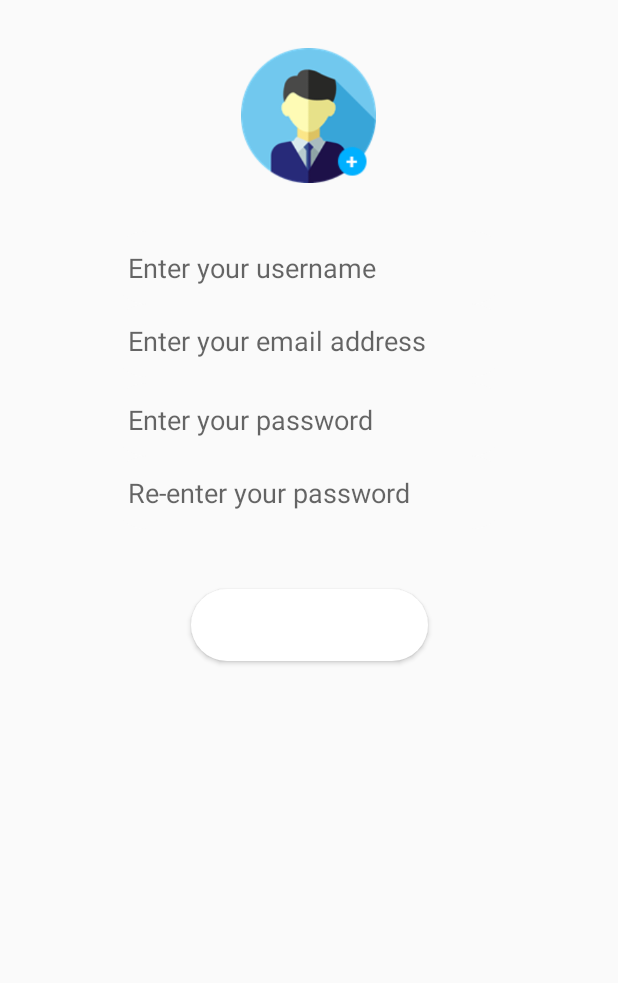
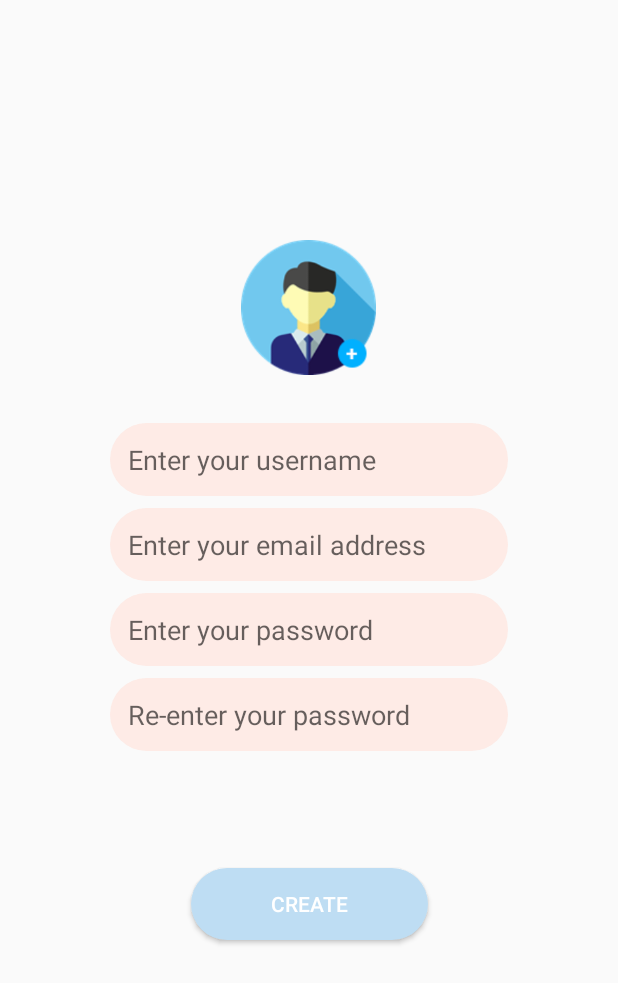
Before and after one commit to ITECInnovation/Fetcipefinal, an Android app: the layout activity_register.xml on its own in the app's theme, with its tools: preview values and no code run, on a phone screen of 412 x 824 dp. Shown: the top 983 px of the screen. Run offline under Robolectric (Android 15) with nearby library versions, the phone set to English and light mode, and no system bars.

Commit message:
change register to launching activity

```diff
--- a/app/src/main/AndroidManifest.xml
+++ b/app/src/main/AndroidManifest.xml
@@ -12,7 +12,7 @@
         android:supportsRtl="true"
         android:theme="@style/AppTheme"
         android:networkSecurityConfig="@xml/network_security_config">
-        <activity android:name="com.group3oop.fetcipe.RecipeListActivity">
+        <activity android:name="com.group3oop.fetcipe.RegisterActivity">
             <intent-filter>
                 <action android:name="android.intent.action.MAIN" />
 
--- a/app/src/main/res/drawable/reg_btn_style.xml
+++ b/app/src/main/res/drawable/reg_btn_style.xml
@@ -1,7 +1,5 @@
 <?xml version="1.0" encoding="utf-8"?>
 <shape xmlns:android="http://schemas.android.com/apk/res/android">
-
-    <solid android:color="@color/colorPrimary" />
+    <solid android:color="#beddf3" />
     <corners android:radius="32dp" />
-
 </shape>
--- a/app/src/main/res/drawable/reg_edittext_style.xml
+++ b/app/src/main/res/drawable/reg_edittext_style.xml
@@ -1,7 +1,7 @@
 <?xml version="1.0" encoding="utf-8"?>
 <shape xmlns:android="http://schemas.android.com/apk/res/android">
 
-    <solid android:color="#fafafa" />
+    <solid android:color="#feebe6" />
     <corners android:radius="32dp" />
     <padding
         android:bottom="12dp"
--- a/app/src/main/res/layout/activity_register.xml
+++ b/app/src/main/res/layout/activity_register.xml
@@ -4,32 +4,25 @@
     xmlns:tools="http://schemas.android.com/tools"
     android:layout_width="match_parent"
     android:layout_height="match_parent"
-    tools:context="Activities.RegisterActivity">
+    tools:context=".RegisterActivity">
 
     <ImageView
         android:id="@+id/regUserPhoto"
         android:layout_width="90dp"
         android:layout_height="90dp"
-        android:layout_marginTop="32dp"
+        android:layout_marginTop="160dp"
         android:src="@drawable/userphoto"
         app:layout_constraintEnd_toEndOf="parent"
         app:layout_constraintHorizontal_bias="0.498"
         app:layout_constraintStart_toStartOf="parent"
         app:layout_constraintTop_toTopOf="parent" />
 
-    <androidx.constraintlayout.widget.Guideline
-        android:id="@+id/guideline"
-        android:layout_width="wrap_content"
-        android:layout_height="wrap_content"
-        android:orientation="horizontal"
-        app:layout_constraintGuide_percent="0.5" />
-
     <EditText
         android:id="@+id/regName"
-        android:background="@drawable/reg_edittext_style"
         android:layout_width="265dp"
         android:layout_height="wrap_content"
         android:layout_marginTop="32dp"
+        android:background="@drawable/reg_edittext_style"
         android:ems="10"
         android:hint="Enter your username"
         android:inputType="textPersonName"
@@ -39,9 +32,10 @@
 
     <EditText
         android:id="@+id/regMail"
-        android:background="@drawable/reg_edittext_style"
         android:layout_width="265dp"
         android:layout_height="wrap_content"
+        android:layout_marginTop="8dp"
+        android:background="@drawable/reg_edittext_style"
         android:ems="10"
         android:hint="Enter your email address"
         android:inputType="textPersonName"
@@ -51,10 +45,10 @@
 
     <EditText
         android:id="@+id/regPassword"
-        android:background="@drawable/reg_edittext_style"
         android:layout_width="265dp"
         android:layout_height="wrap_content"
-        android:layout_marginTop="4dp"
+        android:layout_marginTop="8dp"
+        android:background="@drawable/reg_edittext_style"
         android:ems="10"
         android:hint="Enter your password"
         android:inputType="textPassword"
@@ -64,9 +58,10 @@
 
     <EditText
         android:id="@+id/regPassword2"
-        android:background="@drawable/reg_edittext_style"
         android:layout_width="265dp"
         android:layout_height="wrap_content"
+        android:layout_marginTop="8dp"
+        android:background="@drawable/reg_edittext_style"
         android:ems="10"
         android:hint="Re-enter your password"
         android:inputType="textPassword"
@@ -79,9 +74,11 @@
         android:layout_width="158dp"
         android:layout_height="wrap_content"
         android:layout_marginTop="40dp"
+        android:layout_marginBottom="160dp"
         android:background="@drawable/reg_btn_style"
-        android:text="Button"
-        android:textColor="#ffffff"
+        android:text="CREATE"
+        android:textColor="@color/colorPrimary"
+        app:layout_constraintBottom_toBottomOf="parent"
         app:layout_constraintEnd_toEndOf="parent"
         app:layout_constraintStart_toStartOf="parent"
         app:layout_constraintTop_toBottomOf="@+id/regPassword2" />
```
